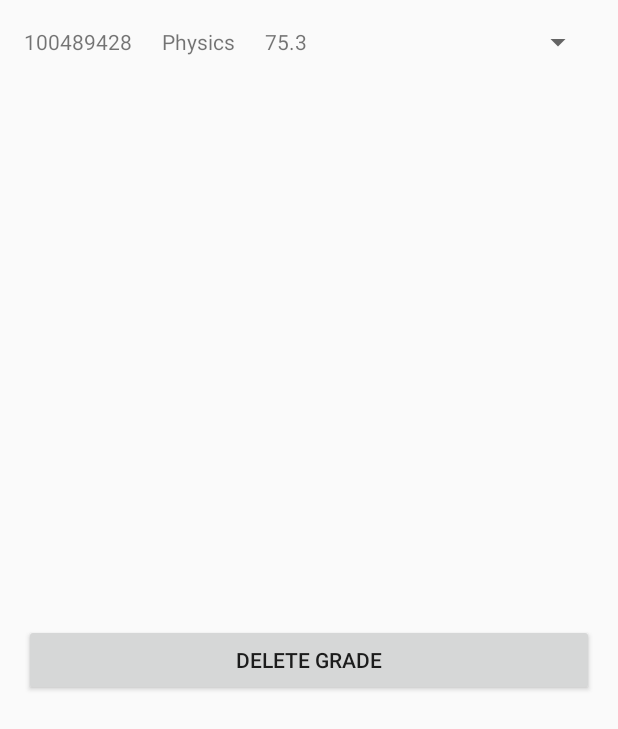
After one commit to prashakar/mobile-development, an Android app: the DeleteGrade screen opened directly, with no data from a screen before it, on a phone screen of 412 x 824 dp. The commit adds this screen. Shown: the top 729 px of the screen. Run offline under Robolectric (Android 15) with nearby library versions, the light colour scheme and no system bars.

Commit message:
completed lab 7

```diff
--- a/app/src/main/AndroidManifest.xml
+++ b/app/src/main/AndroidManifest.xml
@@ -28,7 +28,8 @@
         <activity android:name=".AddContact" />
         <activity android:name=".DeleteContact" />
         <activity android:name=".Lab7Activity" />
-        <activity android:name=".AddGrade"></activity>
+        <activity android:name=".AddGrade" />
+        <activity android:name=".DeleteGrade"></activity>
     </application>
 
 </manifest>
--- /dev/null
+++ b/app/src/main/java/com/example/prash/mobile_labs/DeleteGrade.java
@@ -0,0 +1,90 @@
+package com.example.prash.mobile_labs;
+
+import android.app.Activity;
+import android.content.Context;
+import android.content.Intent;
+import android.os.Bundle;
+import android.support.v7.app.AppCompatActivity;
+import android.view.LayoutInflater;
+import android.view.View;
+import android.view.ViewGroup;
+import android.widget.AdapterView;
+import android.widget.ArrayAdapter;
+import android.widget.Spinner;
+import android.widget.TextView;
+
+import java.util.ArrayList;
+
+public class DeleteGrade extends AppCompatActivity implements AdapterView.OnItemSelectedListener{
+
+    SpinnerAdapter spinnerAdapter;
+    ArrayList<Grade> grades;
+    Grade selectedGrade;
+    int selectedGradeId;
+    GradesDBHelper gradesDBHelper = new GradesDBHelper(this);
+
+
+    @Override
+    protected void onCreate(Bundle savedInstanceState) {
+        super.onCreate(savedInstanceState);
+        setContentView(R.layout.delete_grade);
+        grades = gradesDBHelper.getAllGrades();
+        Spinner spinner = (Spinner)findViewById(R.id.spinner);
+        SpinnerAdapter spinnerAdapter = new SpinnerAdapter(this, grades);
+        spinnerAdapter.setDropDownViewResource(R.layout.single_item_grades);
+        spinner.setOnItemSelectedListener(this);
+        spinner.setAdapter(spinnerAdapter);
+    }
+
+    @Override
+    public void onItemSelected(AdapterView<?> parent, View view, int position, long id) {
+        selectedGrade = (Grade)parent.getItemAtPosition(position);
+        selectedGradeId = selectedGrade.getStudentId();
+        System.out.println(selectedGradeId);
+
+    }
+
+    @Override
+    public void onNothingSelected(AdapterView<?> parent) {
+
+    }
+
+    public void deleteGrade(View v){
+        gradesDBHelper.deleteGrade(selectedGradeId);
+        finish();
+    }
+
+    public class SpinnerAdapter extends ArrayAdapter<Grade> {
+
+        public SpinnerAdapter(Context context, ArrayList<Grade> grades) {
+            super(context, R.layout.single_item_grades, grades);
+        }
+
+        @Override
+        public View getView(int position, View convertView, ViewGroup parent) {
+            // Get the data item for this position
+            Grade grade = getItem(position);
+            // Check if an existing view is being reused, otherwise inflate the view
+            if (convertView == null) {
+                convertView = LayoutInflater.from(getContext()).inflate(R.layout.single_item_grades, parent, false);
+            }
+            // Lookup view for data population
+            TextView studentId = (TextView) convertView.findViewById(R.id.studentId);
+            TextView courseComponent = (TextView) convertView.findViewById(R.id.courseComponent);
+            TextView mark = (TextView) convertView.findViewById(R.id.mark);
+
+            // Populate the data into the template view using the data object
+            studentId.setText(String.valueOf(grade.studentId));
+            courseComponent.setText(grade.courseComponent);
+            mark.setText(String.valueOf(grade.mark));
+
+            // Return the completed view to render on screen
+            return convertView;
+        }
+
+        @Override
+        public View getDropDownView(int position, View convertView, ViewGroup parent) {
+            return getView(position, convertView, parent);
+        }
+    }
+}
--- a/app/src/main/java/com/example/prash/mobile_labs/GradesAdapter.java
+++ b/app/src/main/java/com/example/prash/mobile_labs/GradesAdapter.java
@@ -19,7 +19,7 @@ public class GradesAdapter extends ArrayAdapter<Grade> {
         Grade grade = getItem(position);
         // Check if an existing view is being reused, otherwise inflate the view
         if (convertView == null) {
-            convertView = LayoutInflater.from(getContext()).inflate(R.layout.single_item, parent, false);
+            convertView = LayoutInflater.from(getContext()).inflate(R.layout.single_item_grades, parent, false);
         }
         // Lookup view for data population
         TextView studentId = (TextView) convertView.findViewById(R.id.studentId);
@@ -27,9 +27,9 @@ public class GradesAdapter extends ArrayAdapter<Grade> {
         TextView mark = (TextView) convertView.findViewById(R.id.mark);
 
         // Populate the data into the template view using the data object
-        studentId.setText(toString().valueOf(grade.studentId));
+        studentId.setText(String.valueOf(grade.studentId));
         courseComponent.setText(grade.courseComponent);
-        mark.setText(toString().valueOf(grade.mark));
+        mark.setText(String.valueOf(grade.mark));
 
         // Return the completed view to render on screen
         return convertView;
--- /dev/null
+++ b/app/src/main/res/layout/delete_grade.xml
@@ -0,0 +1,24 @@
+<?xml version="1.0" encoding="utf-8"?>
+<RelativeLayout xmlns:android="http://schemas.android.com/apk/res/android"
+    xmlns:tools="http://schemas.android.com/tools"
+    android:id="@+id/delete_contact"
+    android:layout_width="match_parent"
+    android:layout_height="match_parent"
+    android:paddingBottom="@dimen/activity_vertical_margin"
+    android:paddingLeft="@dimen/activity_horizontal_margin"
+    android:paddingRight="@dimen/activity_horizontal_margin"
+    android:paddingTop="@dimen/activity_vertical_margin"
+    tools:context="com.example.prash.mobile_labs.DeleteGrade">
+    <Spinner
+        android:layout_width="match_parent"
+        android:layout_height="wrap_content"
+        android:id="@+id/spinner"
+        android:spinnerMode="dropdown">
+    </Spinner>
+    <Button
+        android:layout_width="match_parent"
+        android:layout_height="wrap_content"
+        android:text="Delete Grade"
+        android:onClick="deleteGrade"
+        android:layout_marginTop="400dp"/>
+</RelativeLayout>
--- a/build.gradle
+++ b/build.gradle
@@ -5,7 +5,7 @@ buildscript {
         jcenter()
     }
     dependencies {
-        classpath 'com.android.tools.build:gradle:2.2.0'
+        classpath 'com.android.tools.build:gradle:2.2.2'
 
         // NOTE: Do not place your application dependencies here; they belong
         // in the individual module build.gradle files
```
Also changed, not shown: app/src/main/java/com/example/prash/mobile_labs/AddGrade.java (+25 -14 lines), app/src/main/java/com/example/prash/mobile_labs/GradesDBHelper.java (+11 -1 lines), app/src/main/java/com/example/prash/mobile_labs/Lab7Activity.java (+15 -50 lines).
